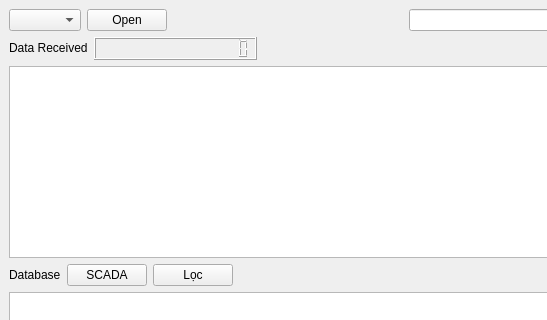
mrblam/uart_log_qt, file mainwindow.ui: the form before one commit; both pictures show x 0 to 547 and y 0 to 320 of the 739 by 463 pixel window.
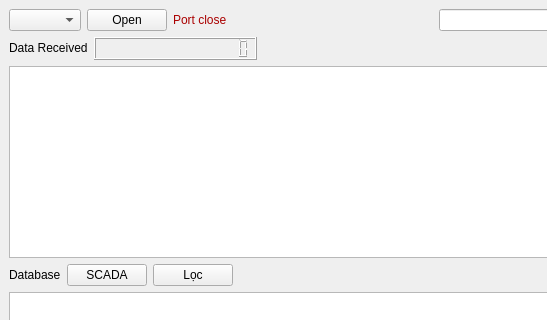
The form after the commit.

```diff
--- a/mainwindow.ui
+++ b/mainwindow.ui
@@ -46,6 +46,13 @@
               </property>
              </widget>
             </item>
+            <item>
+             <widget class="QLabel" name="statusPort">
+              <property name="text">
+               <string>&lt;html&gt;&lt;head/&gt;&lt;body&gt;&lt;p&gt;&lt;span style=&quot; color:#aa0000;&quot;&gt;Port close&lt;/span&gt;&lt;/p&gt;&lt;/body&gt;&lt;/html&gt;</string>
+              </property>
+             </widget>
+            </item>
             <item>
              <spacer name="horizontalSpacer_2">
               <property name="orientation">
```
